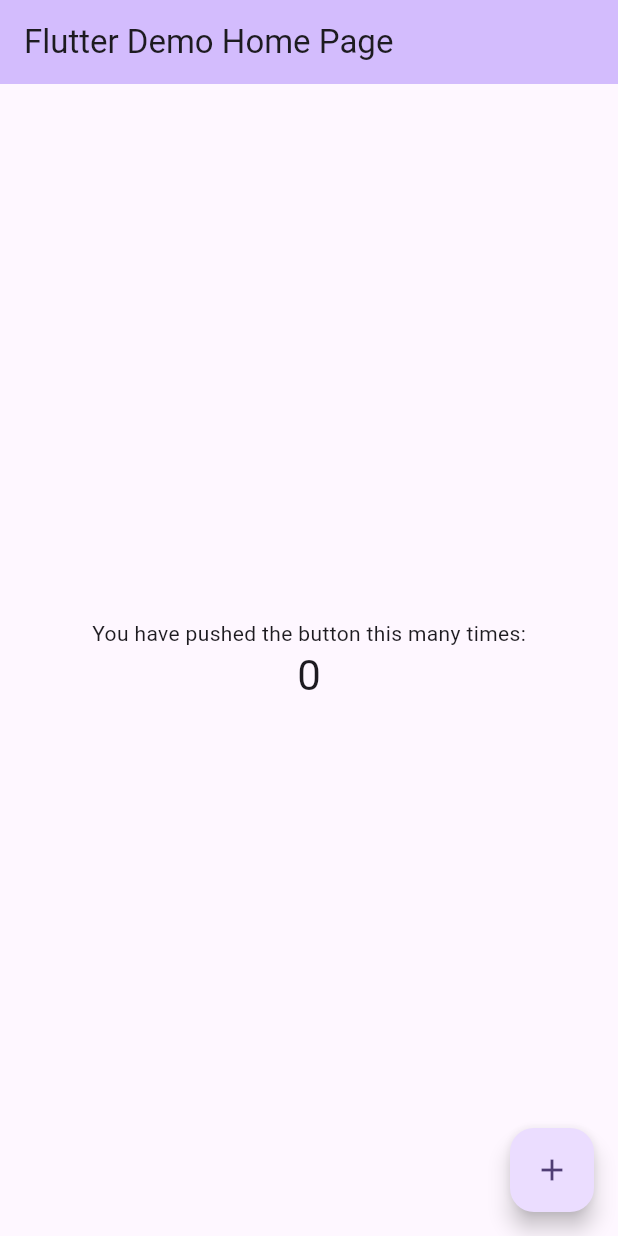
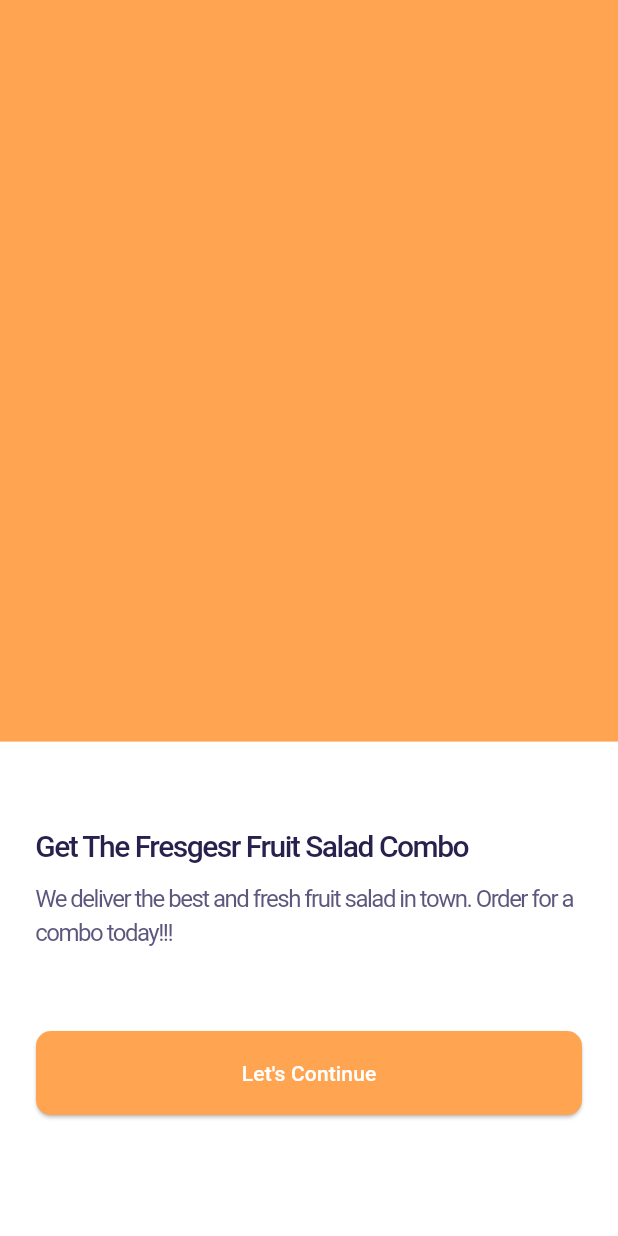
Before and after one commit to piyushkarmacharya/ecommerce_fruits, a Flutter app: the screen it shows after launch, on a phone screen of 412 x 824 dp. Run offline on Flutter 3.47's test engine with Material 3 defaults, Android fonts, the phone set to English and light mode, and no system bars.

Commit message:
style: create homepage

```diff
--- /dev/null
+++ b/lib/homepage.dart
@@ -0,0 +1,68 @@
+import 'package:flutter/material.dart';
+
+class HomePage extends StatefulWidget {
+  const HomePage({super.key});
+
+  @override
+  State<HomePage> createState() => _HomePageState();
+}
+
+class _HomePageState extends State<HomePage> {
+  @override
+  Widget build(BuildContext context) {
+    Size screenSize = MediaQuery.of(context).size;
+    return Scaffold(
+      body: Column(
+        children: [
+          Container(
+            height: 0.6 * screenSize.height,
+          ),
+          Expanded(
+            child: Container(
+              width: double.infinity,
+              decoration: const BoxDecoration(color: Colors.white),
+              child: Padding(
+                padding:
+                    const EdgeInsets.symmetric(horizontal: 24, vertical: 56),
+                child: Column(
+                  crossAxisAlignment: CrossAxisAlignment.start,
+                  children: [
+                    const Padding(
+                      padding: EdgeInsets.only(bottom: 8),
+                      child: Text(
+                        "Get The Fresgesr Fruit Salad Combo",
+                        style: TextStyle(
+                            color: Color(0xFF27214D),
+                            fontSize: 20,
+                            fontWeight: FontWeight.w500,
+                            letterSpacing: -1),
+                      ),
+                    ),
+                    const Padding(
+                      padding: EdgeInsets.only(bottom: 54),
+                      child: Text(
+                        "We deliver the best and fresh fruit salad in town. Order for a combo today!!!",
+                        style: TextStyle(
+                            color: Color(0xFF5D577E),
+                            fontSize: 16,
+                            letterSpacing: -1),
+                      ),
+                    ),
+                    SizedBox(
+                      width: double.infinity,
+                      height: 56,
+                      child: ElevatedButton(
+                          onPressed: () {},
+                          child: const Text("Let's Continue",
+                              style: TextStyle(color: Colors.white))),
+                    ),
+                  ],
+                ),
+              ),
+            ),
+          ),
+        ],
+      ),
+    );
+  }
+}
--- a/lib/main.dart
+++ b/lib/main.dart
@@ -1,4 +1,5 @@
-import 'package:flutter/material.dart';
+import "package:ecommerce_fruits/homepage.dart";
+import "package:flutter/material.dart";
 
 void main() {
   runApp(const MyApp());
@@ -6,120 +7,23 @@ void main() {
 
 class MyApp extends StatelessWidget {
   const MyApp({super.key});
-
-  // This widget is the root of your application.
   @override
   Widget build(BuildContext context) {
     return MaterialApp(
-      title: 'Flutter Demo',
+      debugShowCheckedModeBanner: false,
+      title: "Ecommerce Fruits",
       theme: ThemeData(
-        // This is the theme of your application.
-        //
-        // TRY THIS: Try running your application with "flutter run". You'll see
-        // the application has a purple toolbar. Then, without quitting the app,
-        // try changing the seedColor in the colorScheme below to Colors.green
-        // and then invoke "hot reload" (save your changes or press the "hot
-        // reload" button in a Flutter-supported IDE, or press "r" if you used
-        // the command line to start the app).
-        //
-        // Notice that the counter didn't reset back to zero; the application
-        // state is not lost during the reload. To reset the state, use hot
-        // restart instead.
-        //
-        // This works for code too, not just values: Most code changes can be
-        // tested with just a hot reload.
-        colorScheme: ColorScheme.fromSeed(seedColor: Colors.deepPurple),
-        useMaterial3: true,
+        primaryColor: const Color(0xFFFFA451),
+        scaffoldBackgroundColor: const Color(0xFFFFA451),
+        elevatedButtonTheme: ElevatedButtonThemeData(
+          style: ElevatedButton.styleFrom(
+            shape:
+                RoundedRectangleBorder(borderRadius: BorderRadius.circular(10)),
+            backgroundColor: const Color(0xFFFFA451),
+          ),
+        ),
       ),
-      home: const MyHomePage(title: 'Flutter Demo Home Page'),
+      home: const HomePage(),
     );
   }
 }
-
-class MyHomePage extends StatefulWidget {
-  const MyHomePage({super.key, required this.title});
-
-  // This widget is the home page of your application. It is stateful, meaning
-  // that it has a State object (defined below) that contains fields that affect
-  // how it looks.
-
-  // This class is the configuration for the state. It holds the values (in this
-  // case the title) provided by the parent (in this case the App widget) and
-  // used by the build method of the State. Fields in a Widget subclass are
-  // always marked "final".
-
-  final String title;
-
-  @override
-  State<MyHomePage> createState() => _MyHomePageState();
-}
-
-class _MyHomePageState extends State<MyHomePage> {
-  int _counter = 0;
-
-  void _incrementCounter() {
-    setState(() {
-      // This call to setState tells the Flutter framework that something has
-      // changed in this State, which causes it to rerun the build method below
-      // so that the display can reflect the updated values. If we changed
-      // _counter without calling setState(), then the build method would not be
-      // called again, and so nothing would appear to happen.
-      _counter++;
-    });
-  }
-
-  @override
-  Widget build(BuildContext context) {
-    // This method is rerun every time setState is called, for instance as done
-    // by the _incrementCounter method above.
-    //
-    // The Flutter framework has been optimized to make rerunning build methods
-    // fast, so that you can just rebuild anything that needs updating rather
-    // than having to individually change instances of widgets.
-    return Scaffold(
-      appBar: AppBar(
-        // TRY THIS: Try changing the color here to a specific color (to
-        // Colors.amber, perhaps?) and trigger a hot reload to see the AppBar
-        // change color while the other colors stay the same.
-        backgroundColor: Theme.of(context).colorScheme.inversePrimary,
-        // Here we take the value from the MyHomePage object that was created by
-        // the App.build method, and use it to set our appbar title.
-        title: Text(widget.title),
-      ),
-      body: Center(
-        // Center is a layout widget. It takes a single child and positions it
-        // in the middle of the parent.
-        child: Column(
-          // Column is also a layout widget. It takes a list of children and
-          // arranges them vertically. By default, it sizes itself to fit its
-          // children horizontally, and tries to be as tall as its parent.
-          //
-          // Column has various properties to control how it sizes itself and
-          // how it positions its children. Here we use mainAxisAlignment to
-          // center the children vertically; the main axis here is the vertical
-          // axis because Columns are vertical (the cross axis would be
-          // horizontal).
-          //
-          // TRY THIS: Invoke "debug painting" (choose the "Toggle Debug Paint"
-          // action in the IDE, or press "p" in the console), to see the
-          // wireframe for each widget.
-          mainAxisAlignment: MainAxisAlignment.center,
-          children: <Widget>[
-            const Text(
-              'You have pushed the button this many times:',
-            ),
-            Text(
-              '$_counter',
-              style: Theme.of(context).textTheme.headlineMedium,
-            ),
-          ],
-        ),
-      ),
-      floatingActionButton: FloatingActionButton(
-        onPressed: _incrementCounter,
-        tooltip: 'Increment',
-        child: const Icon(Icons.add),
-      ), // This trailing comma makes auto-formatting nicer for build methods.
-    );
-  }
-}
```
